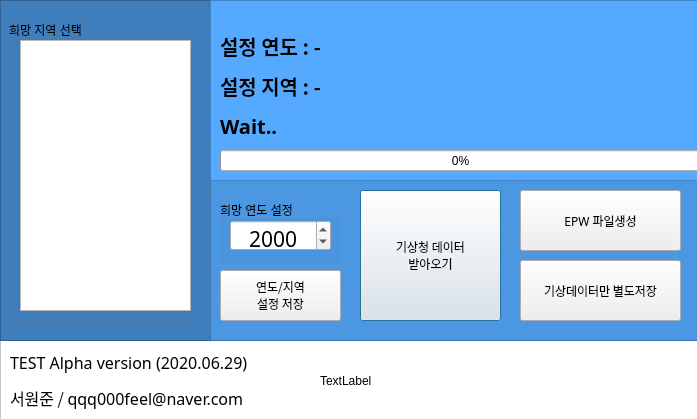
wkim300/wjx2_kma_weather_crawler, file uitest.ui: the form before one commit.
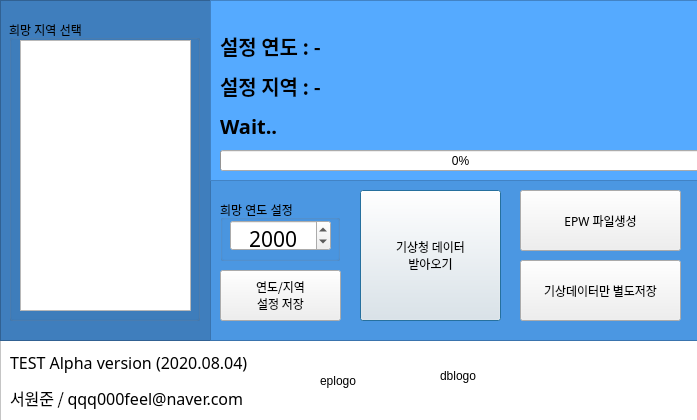
The form after the commit. Icons and pictures are not drawn.

Diff of the .ui file:
```diff
--- a/uitest.ui
+++ b/uitest.ui
@@ -10,7 +10,7 @@
     <x>0</x>
     <y>0</y>
     <width>697</width>
-    <height>419</height>
+    <height>420</height>
    </rect>
   </property>
   <property name="sizePolicy">
@@ -380,7 +380,7 @@
     </font>
    </property>
    <property name="text">
-    <string>&lt;html&gt;&lt;head/&gt;&lt;body&gt;&lt;p&gt;&lt;span style=&quot; font-size:12pt; font-weight:400;&quot;&gt;TEST Alpha version (2020.06.29)&lt;/span&gt;&lt;/p&gt;&lt;p&gt;&lt;span style=&quot; font-size:12pt; font-weight:400;&quot;&gt;서원준 / qqq000feel@naver.com&lt;/span&gt;&lt;/p&gt;&lt;/body&gt;&lt;/html&gt;</string>
+    <string>&lt;html&gt;&lt;head/&gt;&lt;body&gt;&lt;p&gt;&lt;span style=&quot; font-size:12pt; font-weight:400;&quot;&gt;TEST Alpha version (2020.08.04)&lt;/span&gt;&lt;/p&gt;&lt;p&gt;&lt;span style=&quot; font-size:12pt; font-weight:400;&quot;&gt;서원준 / qqq000feel@naver.com&lt;/span&gt;&lt;/p&gt;&lt;/body&gt;&lt;/html&gt;</string>
    </property>
    <property name="alignment">
     <set>Qt::AlignLeading|Qt::AlignLeft|Qt::AlignVCenter</set>
@@ -396,7 +396,7 @@
     </rect>
    </property>
    <property name="text">
-    <string>TextLabel</string>
+    <string>eplogo</string>
    </property>
   </widget>
   <widget class="QLabel" name="dblogolbl">
@@ -409,7 +409,7 @@
     </rect>
    </property>
    <property name="text">
-    <string/>
+    <string>dblogo</string>
    </property>
   </widget>
   <widget class="QFrame" name="frame_4">
```
